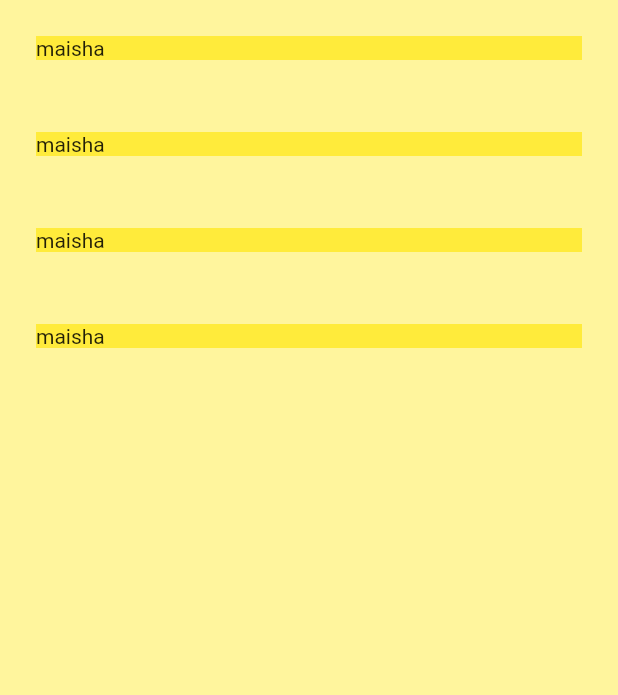
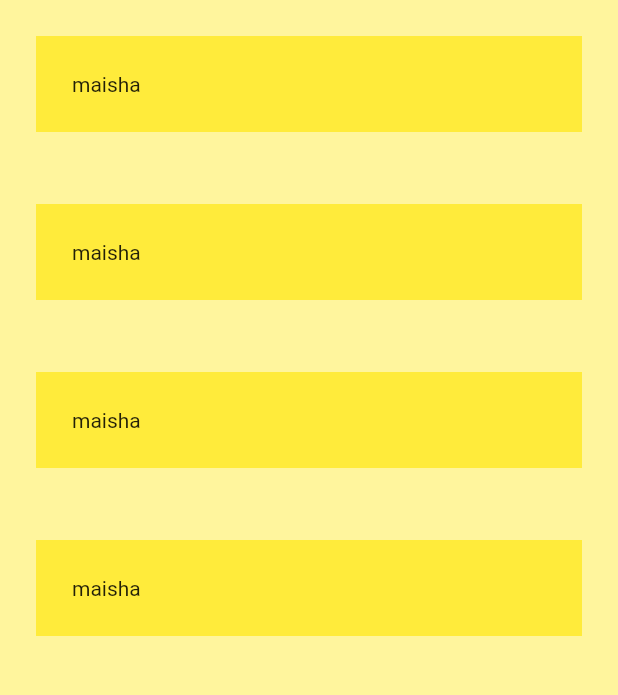
Before and after one commit to iamdastani/todo, a Flutter app: the screen it shows after launch, on a phone screen of 412 x 824 dp, the part 84-779 px from its top. Run offline on Flutter 3.47's test engine with Material 2 defaults, Android fonts, the phone set to English and light mode, and no system bars.

Commit message:
TodoListPadding

```diff
--- a/lib/todolist.dart
+++ b/lib/todolist.dart
@@ -8,6 +8,7 @@ class ToDoList extends StatelessWidget {
     return Padding(
       padding: EdgeInsets.all(24),
       child: Container(
+        padding: EdgeInsets.all(24),
       child: Row(
         children: [
 
```
